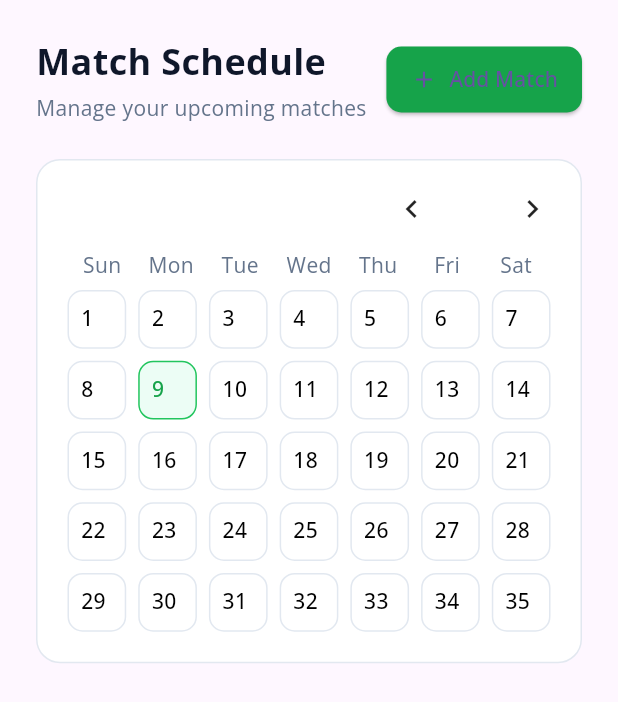
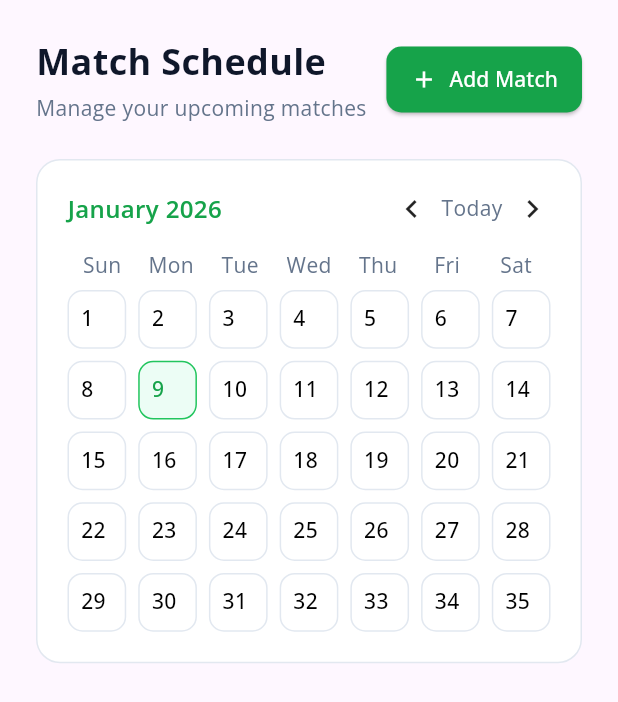
Before and after one commit to squashcontroller-hub/SquashSite, a Flutter app: the SchedulePage widget shown alone on an empty page, opened directly, on a phone screen of 412 x 824 dp. Shown: the top 702 px of the screen. Run offline on Flutter 3.47's test engine with Material 3 defaults, Android fonts, the phone set to English and light mode, and no system bars; drawn by our look-alikes of flutter_animate; our stand-ins replace firebase_auth, firebase_core, google_fonts, responsive_builder, simple_gradient_text, stacked and 3 more; accounts and stored records are empty; statements that could not run were skipped.

Commit message:
Color fixes

```diff
--- a/lib/ui/views/home/SchedulePage.dart
+++ b/lib/ui/views/home/SchedulePage.dart
@@ -47,6 +47,8 @@ class SchedulePage extends StatelessWidget {
                     horizontal: 16,
                     vertical: 12,
                   ),
+
+                  foregroundColor: Colors.white,
                   shape: RoundedRectangleBorder(
                     borderRadius: BorderRadius.circular(10),
                   ),
--- a/lib/ui/widgets/CalendarMock.dart
+++ b/lib/ui/widgets/CalendarMock.dart
@@ -16,12 +16,13 @@ class CalendarMock extends StatelessWidget {
               style: TextStyle(
                 fontSize: 16,
                 fontWeight: FontWeight.w600,
+                color: Color(0xFF16A34A)
               ),
             ),
             Spacer(),
             Icon(Icons.chevron_left),
             SizedBox(width: 8),
-            Text('Today'),
+            Text('Today', style: TextStyle(color: Color(0xFF64748B))),
             SizedBox(width: 8),
             Icon(Icons.chevron_right),
           ],
```
Also changed, not shown: 1 other file.
